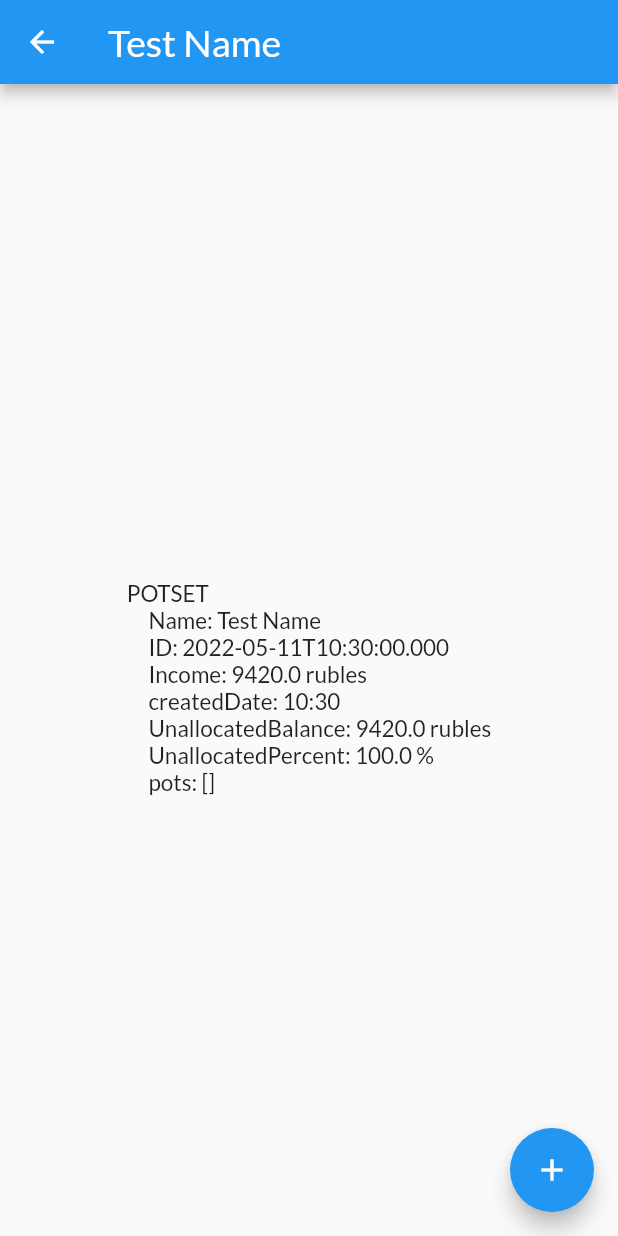
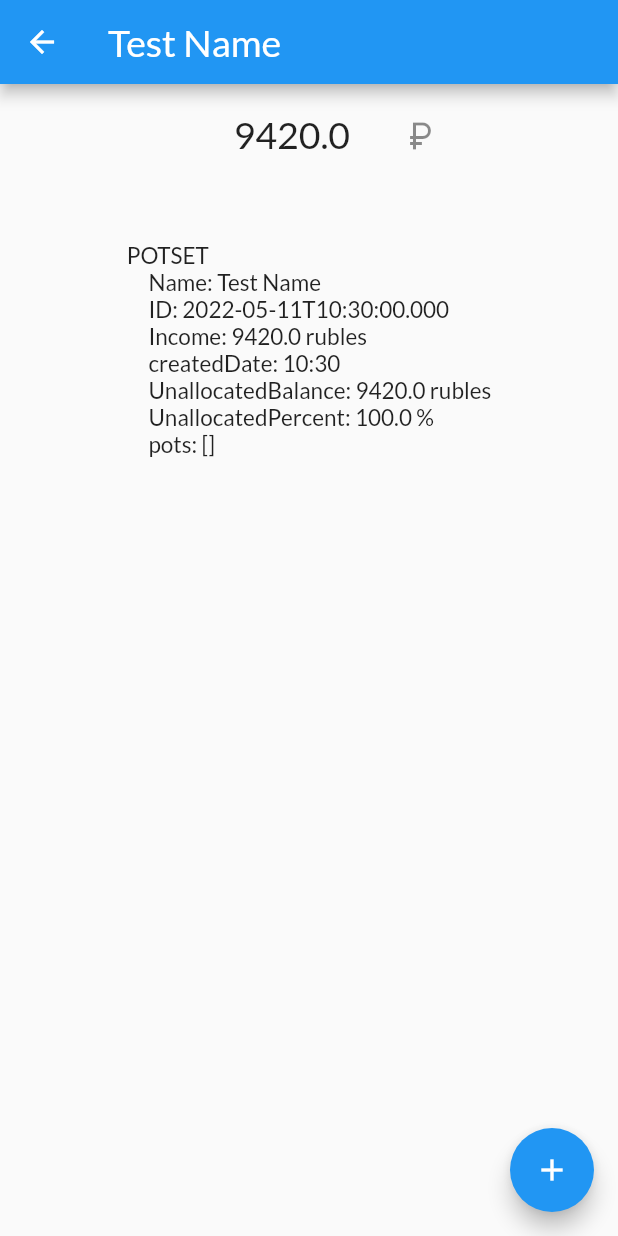
Before and after one commit to zirg41/potty, a Flutter app: the screen it shows after launch, after a tap on "Создать", after a tap on "Test Name", on a phone screen of 412 x 824 dp. Run offline on Flutter 3.47's test engine with Material 2 defaults, Android fonts, the phone set to English and light mode, and no system bars; our stand-ins replace auto_route, bloc, dartz, equatable, flutter_bloc, get_it and 4 more; accounts and stored records are empty.

Commit message:
IncomeWidget added

```diff
--- /dev/null
+++ b/lib/features/potties_manager/presentation/pages/concrete_pot_set_overview_page/widgets/income_widget.dart
@@ -0,0 +1,59 @@
+import 'package:flutter/material.dart';
+import 'package:flutter_bloc/flutter_bloc.dart';
+
+import '../../../../../../core/errors/failure.dart';
+import '../../../bloc/pots_actor/pots_bloc.dart';
+import '../../../bloc/pots_watcher/pots_watcher_bloc.dart';
+
+class IncomeWidget extends StatefulWidget {
+  final String potSetId;
+
+  const IncomeWidget({
+    required this.potSetId,
+    Key? key,
+  }) : super(key: key);
+
+  @override
+  State<IncomeWidget> createState() => _IncomeWidgetState();
+}
+
+class _IncomeWidgetState extends State<IncomeWidget> {
+  final _controller = TextEditingController();
+  @override
+  Widget build(BuildContext context) {
+    final contextTheme = Theme.of(context);
+    return BlocBuilder<PotsWatcherBloc, PotsWatcherState>(
+      bloc: BlocProvider.of<PotsWatcherBloc>(context),
+      builder: (context, state) {
+        if (state is PotSetsLoadedState) {
+          final potSet = state.getPotSetById(potSetId: widget.potSetId);
+
+          _controller.text = potSet.income.toString();
+
+          return Padding(
+            padding: const EdgeInsets.symmetric(vertical: 10),
+            child: FractionallySizedBox(
+              widthFactor: 0.4,
+              child: TextField(
+                textAlign: TextAlign.center,
+                onSubmitted: (value) {
+                  BlocProvider.of<PotsBloc>(context).add(EditPotSetIncomeEvent(
+                      potSetId: widget.potSetId, income: value));
+                },
+                controller: _controller,
+                style: contextTheme.textTheme.titleLarge!.copyWith(height: 1),
+                keyboardType: TextInputType.number,
+                decoration: const InputDecoration(
+                  suffixIcon: Icon(Icons.currency_ruble),
+                  suffixIconConstraints: BoxConstraints(maxWidth: 20),
+                  border: InputBorder.none,
+                ),
+              ),
+            ),
+          );
+        }
+        return const Text(NO_STATE_ERROR);
+      },
+    );
+  }
+}
--- a/lib/features/potties_manager/presentation/pages/concrete_pot_set_overview_page/widgets/potset_appbar.dart
+++ b/lib/features/potties_manager/presentation/pages/concrete_pot_set_overview_page/widgets/potset_appbar.dart
@@ -48,8 +48,7 @@ class _PotSetAppBarState extends State<PotSetAppBar> {
               bloc: BlocProvider.of<PotsWatcherBloc>(context),
               builder: (context, state) {
                 if (state is PotSetsLoadedState) {
-                  final potSet = state.pots
-                      .firstWhere((element) => element.id == widget.potSetId);
+                  final potSet = state.getPotSetById(potSetId: widget.potSetId);
                   controller.text = potSet.name;
                   return Text(potSet.name);
                 }
--- a/lib/features/potties_manager/presentation/pages/concrete_pot_set_overview_page/widgets/potset_overview_body.dart
+++ b/lib/features/potties_manager/presentation/pages/concrete_pot_set_overview_page/widgets/potset_overview_body.dart
@@ -1,5 +1,6 @@
 import 'package:flutter/material.dart';
 import 'package:flutter_bloc/flutter_bloc.dart';
+import 'package:potty/features/potties_manager/presentation/pages/concrete_pot_set_overview_page/widgets/income_widget.dart';
 import '../../../../../../core/errors/failure.dart';
 import '../../../bloc/pots_watcher/pots_watcher_bloc.dart';
 
@@ -26,8 +27,15 @@ class ConcretePotSetBodyWidget extends StatelessWidget {
         }
         if (state is PotSetsLoadedState) {
           final potSet = state.getPotSetById(potSetId: potSetId);
-          return Center(
-            child: Text(potSet.toString()),
+          return SingleChildScrollView(
+            child: Column(
+              children: [
+                IncomeWidget(potSetId: potSet.id),
+                Center(
+                  child: Text(potSet.toString()),
+                ),
+              ],
+            ),
           );
         }
         return const Center(child: Text(NO_STATE_ERROR));
--- a/lib/global/theme/app_themes.dart
+++ b/lib/global/theme/app_themes.dart
@@ -29,9 +29,7 @@ final appThemeData = {
     floatingActionButtonTheme: FloatingActionButtonThemeData(
       backgroundColor: darkThemePalette['green'],
       foregroundColor: Colors.white70,
-      extendedTextStyle: TextStyle(
-          fontWeight: FontWeight.bold,
-          fontFamily: GoogleFonts.lato().fontFamily),
+      // extendedTextStyle: GoogleFonts.lato(),
     ),
   )
 };
```
